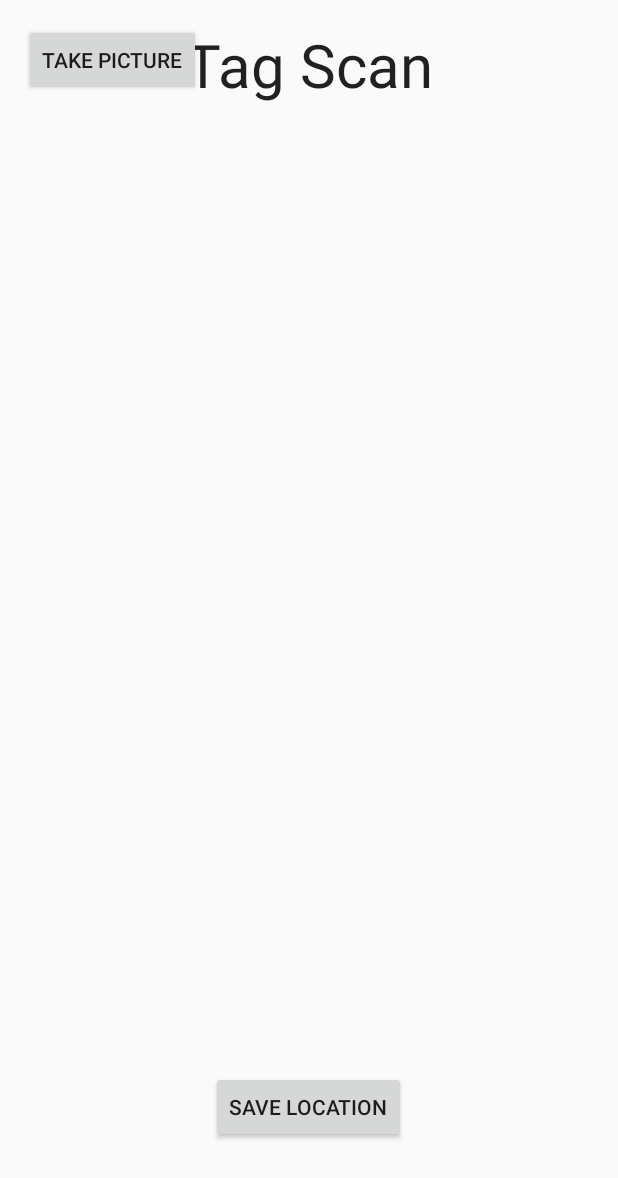
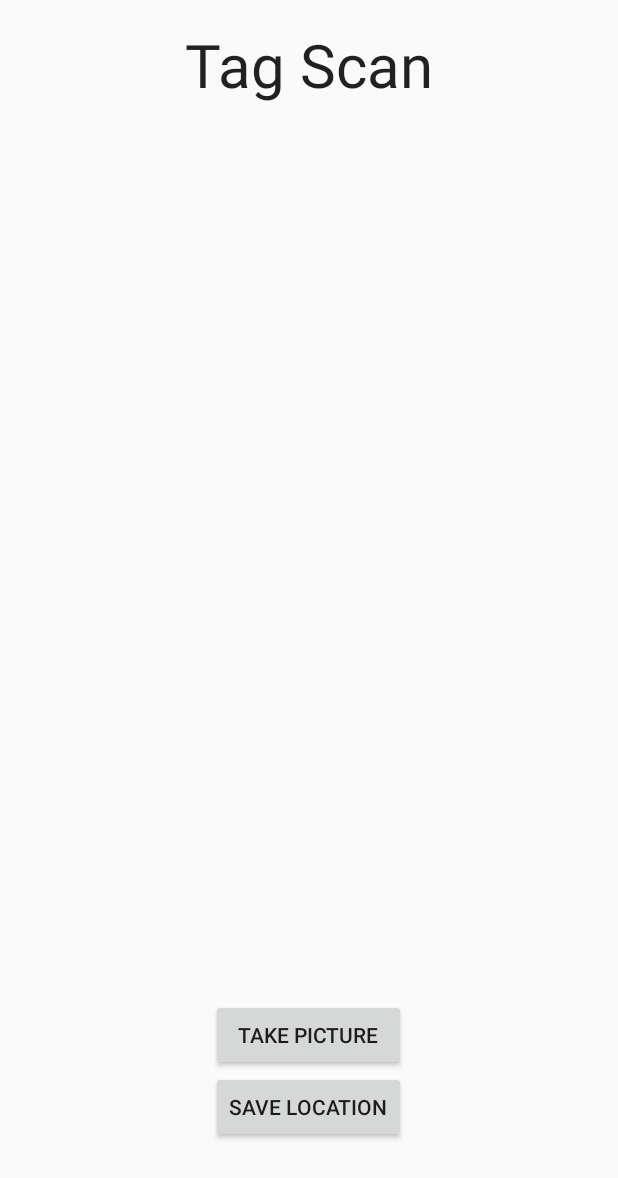
Before and after one commit to gazzdingo/Chickenwork, an Android app: the DisplayActivity screen opened directly, with no data from a screen before it, on a phone screen of 412 x 824 dp. Shown: the top 1178 px of the screen. Run offline under Robolectric (Android 15) with nearby library versions, the light colour scheme and no system bars.

Commit message:
moved cam button

```diff
--- a/app/src/main/res/layout/activity_display.xml
+++ b/app/src/main/res/layout/activity_display.xml
@@ -33,14 +33,13 @@
         android:layout_height="wrap_content"
         android:layout_width="wrap_content"
         android:text="Take Picture"
-        android:layout_above="@+id/button"
-        android:layout_alignLeft="@+id/button"
-        android:layout_alignStart="@+id/button"
-        android:layout_marginBottom="24dp"
-        android:layout_alignRight="@+id/button"
-        android:layout_alignEnd="@+id/button"
         android:onClick="onClick"
-        android:nestedScrollingEnabled="false" />
+        android:nestedScrollingEnabled="false"
+        android:layout_above="@+id/btnSaveLocation"
+        android:layout_alignRight="@+id/btnSaveLocation"
+        android:layout_alignEnd="@+id/btnSaveLocation"
+        android:layout_alignLeft="@+id/btnSaveLocation"
+        android:layout_alignStart="@+id/btnSaveLocation" />
 
     <Button
         android:layout_width="wrap_content"
```
